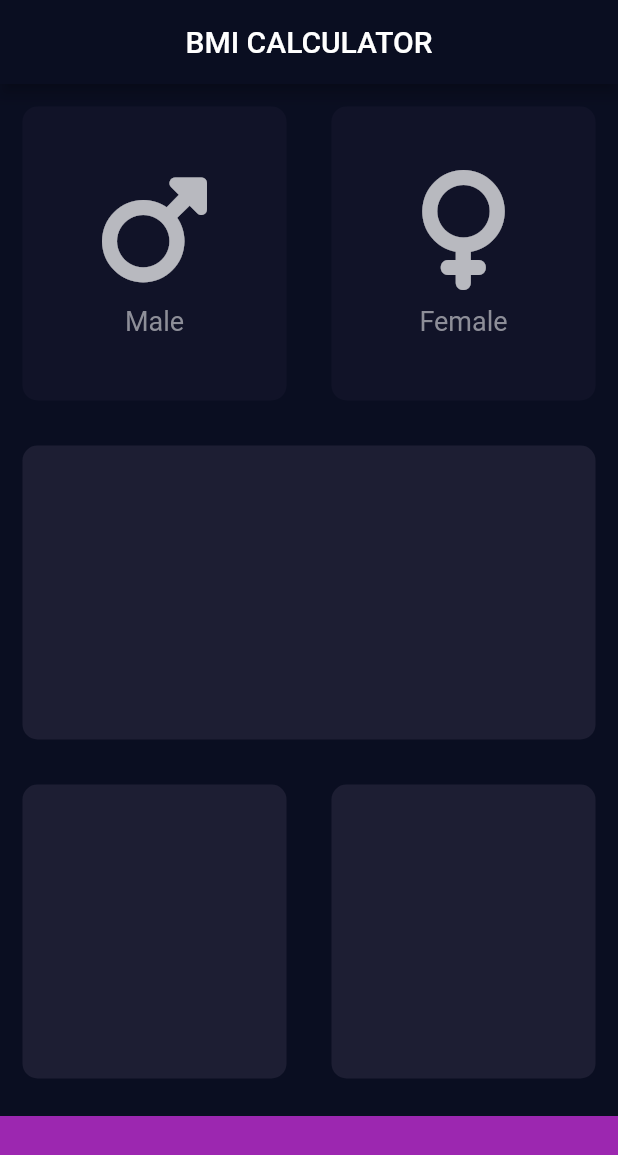
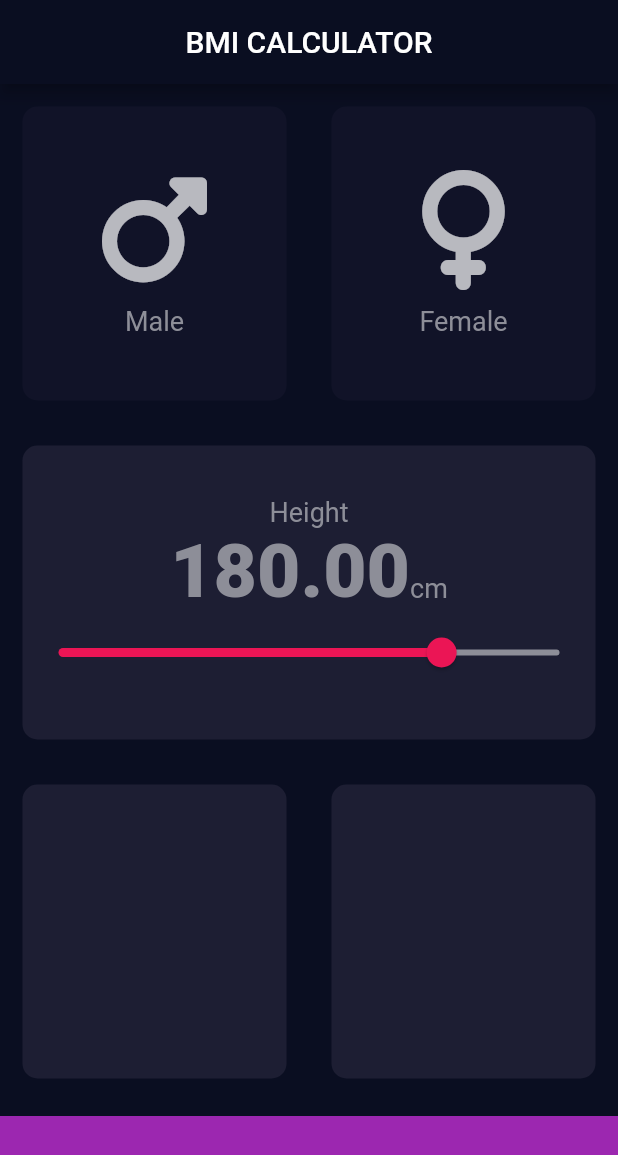
Before and after one commit to PascalJK/bmi_calculator, a Flutter app: the screen it shows after launch, on a phone screen of 412 x 824 dp. Shown: the top 1155 px of the screen. Run offline on Flutter 3.47's test engine with Material 2 defaults, Android fonts, the phone set to English and light mode, and no system bars; our stand-ins replace font_awesome_flutter.

Commit message:
- moved reusable values and styles to constants.dart file. - worked on height widget.

```diff
--- a/lib/pages/input_page.dart
+++ b/lib/pages/input_page.dart
@@ -1,15 +1,13 @@
 import 'package:flutter/material.dart';
 import 'package:font_awesome_flutter/font_awesome_flutter.dart';
 
+import 'widgets/constants.dart';
 import 'widgets/icon_content.dart';
 import 'widgets/reusable_card.dart';
 
-const double bottomContainerHeight = 80.0;
-const Color bottomContainerColor = Colors.purple;
-const Color activeCardColor = Color(0xFF1d1e33);
-const Color inActiveCardColor = Color(0xFF111328);
+enum Gender { male, female }
 
-enum Gender { male, female }
+double height = 180;
 
 class InputPage extends StatefulWidget {
   const InputPage({super.key});
@@ -30,6 +28,7 @@ class _InputPageState extends State<InputPage> {
         title: const Text('BMI CALCULATOR'),
       ),
       body: Column(
+        crossAxisAlignment: CrossAxisAlignment.stretch,
         children: [
           Expanded(
             child: Row(
@@ -63,9 +62,43 @@ class _InputPageState extends State<InputPage> {
               ],
             ),
           ),
-          const Expanded(
+          Expanded(
             child: ReusableCard(
               color: activeCardColor,
+              cardChild: Column(
+                mainAxisAlignment: MainAxisAlignment.center,
+                children: [
+                  const Text(
+                    "Height",
+                    style: labelTextStyle,
+                  ),
+                  Row(
+                    mainAxisAlignment: MainAxisAlignment.center,
+                    crossAxisAlignment: CrossAxisAlignment.baseline,
+                    textBaseline: TextBaseline.alphabetic,
+                    children: [
+                      Text(
+                        height.toStringAsFixed(2),
+                        style: numberTextStyle,
+                      ),
+                      const Text(
+                        "cm",
+                        style: labelTextStyle,
+                      ),
+                    ],
+                  ),
+                  Slider(
+                    value: height,
+                    min: minHieght,
+                    max: maxHieght,
+                    activeColor: activeSliderColor,
+                    inactiveColor: inActiveSliderColor,
+                    onChanged: (value) {
+                      setState(() => height = value);
+                    },
+                  )
+                ],
+              ),
             ),
           ),
           Expanded(
--- /dev/null
+++ b/lib/pages/widgets/constants.dart
@@ -0,0 +1,17 @@
+import 'package:flutter/material.dart';
+
+const Color bottomContainerColor = Colors.purple;
+const Color activeCardColor = Color(0xFF1d1e33);
+const Color inActiveCardColor = Color(0xFF111328);
+const Color activeSliderColor = Color(0xFFEB1555);
+const Color inActiveSliderColor = Color(0xFF8D8E98);
+
+const double bottomContainerHeight = 80.0;
+const double iconSize = 80.0;
+
+const double minHieght = 50.0;
+const double maxHieght = 220.0;
+
+const labelTextStyle = TextStyle(fontSize: 18, color: Color(0xFF8D8e98));
+const numberTextStyle = TextStyle(
+    fontSize: 50, fontWeight: FontWeight.w900, color: Color(0xFF8D8e98));
--- a/lib/pages/widgets/icon_content.dart
+++ b/lib/pages/widgets/icon_content.dart
@@ -1,7 +1,6 @@
 import 'package:flutter/material.dart';
 
-const double _iconSize = 80.0;
-const _labelTextStyle = TextStyle(fontSize: 18, color: Color(0xFF8D8e98));
+import 'constants.dart';
 
 class IconContent extends StatelessWidget {
   const IconContent({
@@ -20,14 +19,14 @@ class IconContent extends StatelessWidget {
       children: [
         Icon(
           iconData,
-          size: _iconSize,
+          size: iconSize,
         ),
         const SizedBox(
           height: 10,
         ),
         Text(
           text,
-          style: _labelTextStyle,
+          style: labelTextStyle,
         ),
       ],
     );
```
